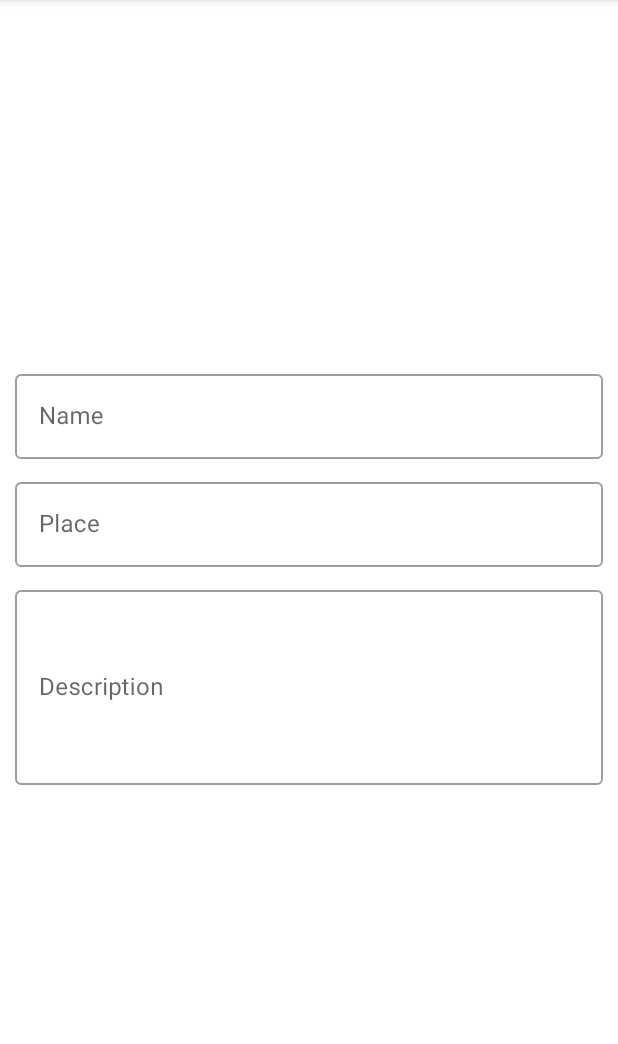
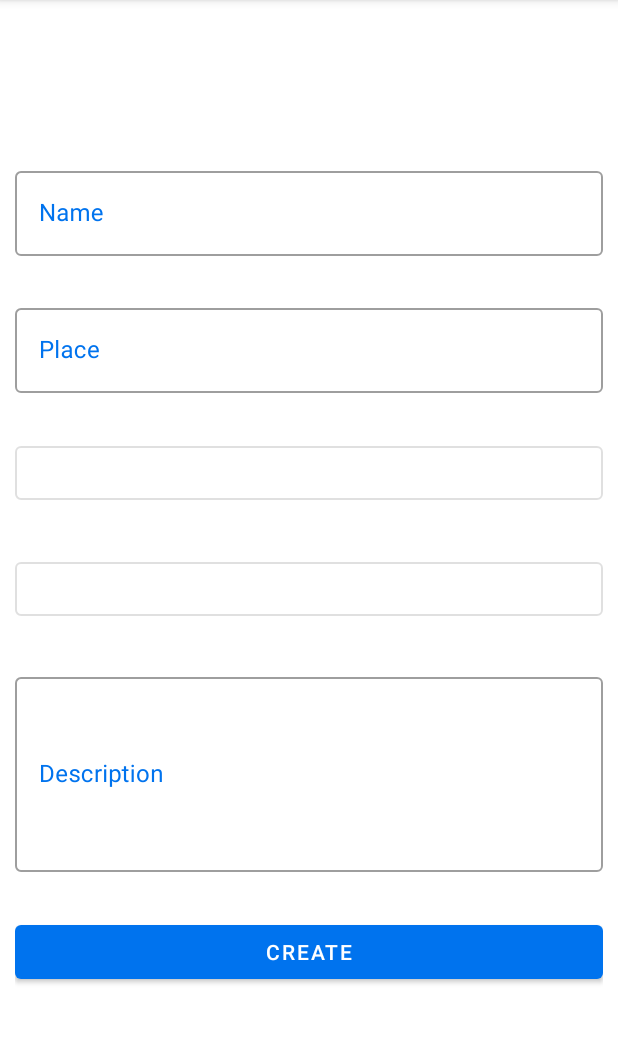
Before and after one commit to tielvh/EventHubAndroid, an Android app: the EventCreationFragment screen opened through its navigation route, on a phone screen of 412 x 824 dp, the part 84-1128 px from its top. Run offline under Robolectric (Android 15) with nearby library versions, the phone set to English and light mode, and no system bars; our stand-ins replace Room's generated code, data binding, navigation-ui; pictures from the network do not load; 4 statements that could not run were skipped.

Commit message:
Implement EventCreationFragment

```diff
--- a/app/src/main/java/com/example/android/eventhub/ui/eventcreation/EventCreationViewModel.kt
+++ b/app/src/main/java/com/example/android/eventhub/ui/eventcreation/EventCreationViewModel.kt
@@ -1,13 +1,160 @@
 package com.example.android.eventhub.ui.eventcreation
 
 import android.app.Application
+import androidx.lifecycle.LiveData
 import androidx.lifecycle.MutableLiveData
+import androidx.lifecycle.Transformations
 import androidx.lifecycle.ViewModel
+import com.example.android.eventhub.R
+import java.time.LocalDate
+import java.time.LocalTime
+import java.time.format.DateTimeFormatter
 
-class EventCreationViewModel(application: Application) : ViewModel() {
+class EventCreationViewModel(private val application: Application) : ViewModel() {
+    companion object {
+        private val DATE_NOT_SET = LocalDate.MIN
+        private val TIME_NOT_SET = LocalTime.MIN
+    }
+
     val eventName = MutableLiveData<String>()
 
     val eventPlace = MutableLiveData<String>()
 
     val eventDescription = MutableLiveData<String>()
+
+    private val eventDate = MutableLiveData<LocalDate>()
+
+    private val eventTime = MutableLiveData<LocalTime>()
+
+    val dateButtonText: LiveData<String> = Transformations.map(eventDate) {
+        if (it == DATE_NOT_SET) application.getString(R.string.date)
+        else it.format(DateTimeFormatter.ofPattern("dd/MM/yyyy"))
+    }
+
+    val timeButtonText: LiveData<String> = Transformations.map(eventTime) {
+        if (it == TIME_NOT_SET) application.getString(R.string.time)
+        else it.format(DateTimeFormatter.ofPattern("HH:mm"))
+    }
+
+    private val _showDatePicker = MutableLiveData<Boolean>()
+    val showDatePicker: LiveData<Boolean>
+        get() = _showDatePicker
+
+    private val _datePickerError = MutableLiveData<String>()
+    val datePickerError: LiveData<String>
+        get() = _datePickerError
+
+    private val _timePickerError = MutableLiveData<String>()
+    val timePickerError: LiveData<String>
+        get() = _timePickerError
+
+    private val _showTimePicker = MutableLiveData<Boolean>()
+    val showTimePicker: LiveData<Boolean>
+        get() = _showTimePicker
+
+    private val _nameError = MutableLiveData<String>()
+    val nameError: LiveData<String>
+        get() = _nameError
+
+    private val _placeError = MutableLiveData<String>()
+    val placeError: LiveData<String>
+        get() = _placeError
+
+    private val _descriptionError = MutableLiveData<String>()
+    val descriptionError: LiveData<String>
+        get() = _descriptionError
+
+    init {
+        eventDate.value = DATE_NOT_SET
+        eventTime.value = TIME_NOT_SET
+    }
+
+    fun onShowDatePicker() {
+        _showDatePicker.value = true
+    }
+
+    fun setDate(d: LocalDate) {
+        _showDatePicker.value = false
+        eventDate.value = d
+    }
+
+    fun onShowTimePicker() {
+        _showTimePicker.value = true
+    }
+
+    fun setTime(t: LocalTime) {
+        _showTimePicker.value = false
+        eventTime.value = t
+    }
+
+    fun onCreate() {
+        if (validate()) {
+
+        }
+    }
+
+    private fun validate(): Boolean {
+        resetErrors()
+        var hasError = false
+
+        val name = eventName.value
+        if (!isEventNameValid(name)) {
+            hasError = true
+            _nameError.value = application.getString(R.string.name_error)
+        }
+
+        val place = eventPlace.value
+        if (!isEventPlaceValid(place)) {
+            hasError = true
+            _placeError.value = application.getString(R.string.place_error)
+        }
+
+        val date = eventDate.value
+        if (!isEventDateValid(date)) {
+            hasError = true
+            _datePickerError.value = application.getString(R.string.date_error)
+        }
+
+        val time = eventTime.value
+        if (!isEventTimeValid(time)) {
+            hasError = true
+            _timePickerError.value = application.getString(R.string.time_error)
+        }
+
+        val description = eventDescription.value
+        if (!isEventDescriptionValid(description)) {
+            hasError = true
+            _descriptionError.value = application.getString(R.string.description_error)
+        }
+
+        return hasError
+    }
+
+    private fun resetErrors() {
+        _datePickerError.value = ""
+        _timePickerError.value = ""
+        _nameError.value = ""
+        _placeError.value = ""
+        _descriptionError.value = ""
+    }
+
+    private fun isEventNameValid(name: String?): Boolean {
+        return !name.isNullOrBlank()
+    }
+
+    private fun isEventPlaceValid(place: String?): Boolean {
+        return !place.isNullOrBlank()
+    }
+
+    private fun isEventDescriptionValid(description: String?): Boolean {
+        return !description.isNullOrBlank()
+    }
+
+    private fun isEventDateValid(date: LocalDate?): Boolean {
+        return date != null && date.isAfter(LocalDate.now())
+    }
+
+    private fun isEventTimeValid(time: LocalTime?): Boolean {
+        return time != null && time != TIME_NOT_SET
+    }
 }
--- a/app/src/main/res/layout/fragment_event_creation.xml
+++ b/app/src/main/res/layout/fragment_event_creation.xml
@@ -1,9 +1,11 @@
 <?xml version="1.0" encoding="utf-8"?>
-<layout xmlns:tools="http://schemas.android.com/tools"
-    xmlns:android="http://schemas.android.com/apk/res/android"
-    xmlns:app="http://schemas.android.com/apk/res-auto">
+<layout xmlns:android="http://schemas.android.com/apk/res/android"
+    xmlns:app="http://schemas.android.com/apk/res-auto"
+    xmlns:tools="http://schemas.android.com/tools">
 
     <data>
+
+        <import type="android.view.View" />
 
         <variable
             name="viewModel"
@@ -28,6 +30,7 @@
                 android:layout_width="match_parent"
                 android:layout_height="wrap_content"
                 android:hint="@string/name"
+                android:textColorHint="@color/colorPrimary"
                 app:boxBackgroundColor="@null">
 
                 <com.google.android.material.textfield.TextInputEditText
@@ -36,12 +39,21 @@
                     android:text="@={viewModel.eventName}" />
             </com.google.android.material.textfield.TextInputLayout>
 
+            <TextView
+                style="@style/Error"
+                android:layout_width="match_parent"
+                android:layout_height="wrap_content"
+                android:text="@{viewModel.nameError}"
+                android:visibility="@{viewModel.nameError.empty ? View.GONE : View.VISIBLE}"
+                tools:text="Name is empty" />
+
             <com.google.android.material.textfield.TextInputLayout
                 style="@style/Widget.MaterialComponents.TextInputLayout.OutlinedBox"
                 android:layout_width="match_parent"
                 android:layout_height="wrap_content"
                 android:layout_marginTop="10dp"
                 android:hint="@string/place"
+                android:textColorHint="@color/colorPrimary"
                 app:boxBackgroundColor="@null">
 
                 <com.google.android.material.textfield.TextInputEditText
@@ -50,12 +62,53 @@
                     android:text="@={viewModel.eventPlace}" />
             </com.google.android.material.textfield.TextInputLayout>
 
+            <TextView
+                style="@style/Error"
+                android:layout_width="match_parent"
+                android:layout_height="wrap_content"
+                android:text="@{viewModel.placeError}"
+                android:visibility="@{viewModel.placeError.empty ? View.GONE : View.VISIBLE}"
+                tools:text="Name is empty" />
+
+            <Button
+                style="@style/Widget.MaterialComponents.Button.OutlinedButton"
+                android:layout_width="match_parent"
+                android:layout_height="wrap_content"
+                android:layout_marginTop="10dp"
+                android:onClick="@{() -> viewModel.onShowDatePicker()}"
+                android:text="@{viewModel.dateButtonText}" />
+
+            <TextView
+                style="@style/Error"
+                android:layout_width="match_parent"
+                android:layout_height="wrap_content"
+                android:text="@{viewModel.datePickerError}"
+                android:visibility="@{viewModel.datePickerError.empty ? View.GONE : View.VISIBLE}"
+                tools:text="Name is empty" />
+
+            <Button
+                style="@style/Widget.MaterialComponents.Button.OutlinedButton"
+                android:layout_width="match_parent"
+                android:layout_height="wrap_content"
+                android:layout_marginTop="10dp"
+                android:onClick="@{() -> viewModel.onShowTimePicker()}"
+                android:text="@{viewModel.timeButtonText}" />
+
+            <TextView
+                style="@style/Error"
+                android:layout_width="match_parent"
+                android:layout_height="wrap_content"
+                android:text="@{viewModel.timePickerError}"
+                android:visibility="@{viewModel.timePickerError.empty ? View.GONE : View.VISIBLE}"
+                tools:text="Name is empty" />
+
             <com.google.android.material.textfield.TextInputLayout
                 style="@style/Widget.MaterialComponents.TextInputLayout.OutlinedBox"
                 android:layout_width="match_parent"
                 android:layout_height="wrap_content"
                 android:layout_marginTop="10dp"
                 android:hint="@string/description"
+                android:textColorHint="@color/colorPrimary"
                 app:boxBackgroundColor="@null">
 
                 <com.google.android.material.textfield.TextInputEditText
@@ -66,6 +119,21 @@
                     android:text="@={viewModel.eventDescription}" />
             </com.google.android.material.textfield.TextInputLayout>
 
+            <TextView
+                style="@style/Error"
+                android:layout_width="match_parent"
+                android:layout_height="wrap_content"
+                android:text="@{viewModel.descriptionError}"
+                android:visibility="@{viewModel.descriptionError.empty ? View.GONE : View.VISIBLE}"
+                tools:text="Name is empty" />
+
+            <Button
+                android:layout_width="match_parent"
+                android:layout_height="wrap_content"
+                android:layout_marginTop="10dp"
+                android:onClick="@{() -> viewModel.onCreate()}"
+                android:text="@string/create" />
+
 
         </LinearLayout>
     </LinearLayout>
--- a/app/src/main/res/values/colors.xml
+++ b/app/src/main/res/values/colors.xml
@@ -2,7 +2,7 @@
 <resources>
     <color name="colorPrimary">#0073EE</color>
     <color name="colorPrimaryDark">#000CEE</color>
-    <color name="colorAccent">#FFFFFF</color>
+    <color name="colorAccent">#0073EE</color>
     <color name="colorLightTitle">#FFFFFF</color>
     <color name="colorTitle">#000000</color>
     <color name="colorLightSubTitle">#FFFFFF</color>
--- a/app/src/main/res/values/strings.xml
+++ b/app/src/main/res/values/strings.xml
@@ -21,4 +21,12 @@
     <string name="logout">logout</string>
     <string name="name">Name</string>
     <string name="description">Description</string>
+    <string name="date">Date</string>
+    <string name="time">Time</string>
+    <string name="create">Create</string>
+    <string name="name_error">Name is empty</string>
+    <string name="place_error">Place is empty</string>
+    <string name="description_error">Description is empty</string>
+    <string name="date_error">Date must be after today</string>
+    <string name="time_error">Time is empty</string>
 </resources>
--- a/app/src/main/res/values/styles.xml
+++ b/app/src/main/res/values/styles.xml
@@ -48,4 +48,8 @@
         <item name="android:textSize">20sp</item>
     </style>
 
+    <style name="Error" parent="Theme.MaterialComponents.Light">
+        <item name="android:textColor">@color/colorError</item>
+    </style>
+
 </resources>
```
Also changed, not shown: app/src/main/java/com/example/android/eventhub/ui/eventcreation/EventCreationFragment.kt (+48 -0 lines).
